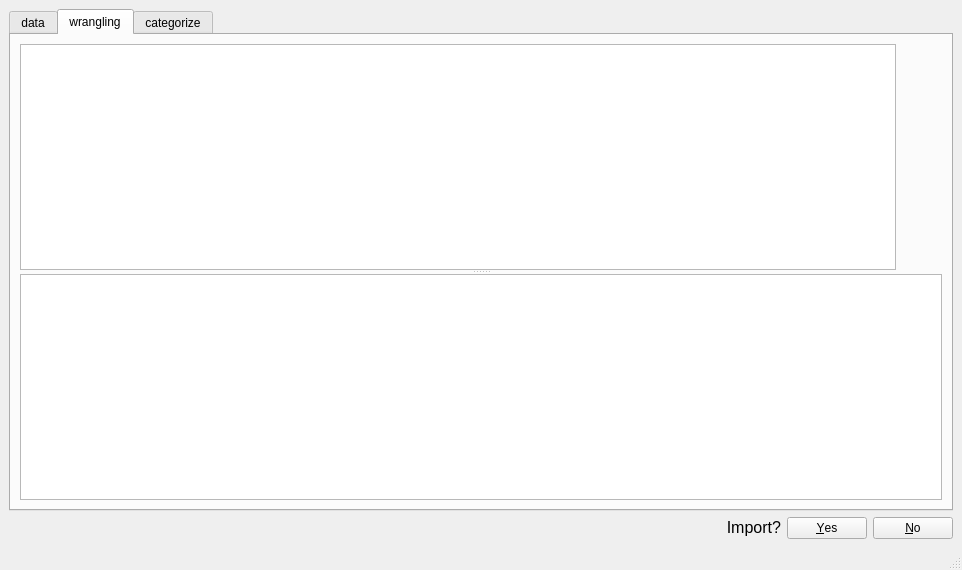
First picture: the form in qt_gui/main_window.ui, repository zielaskowski/banking, before the edit.
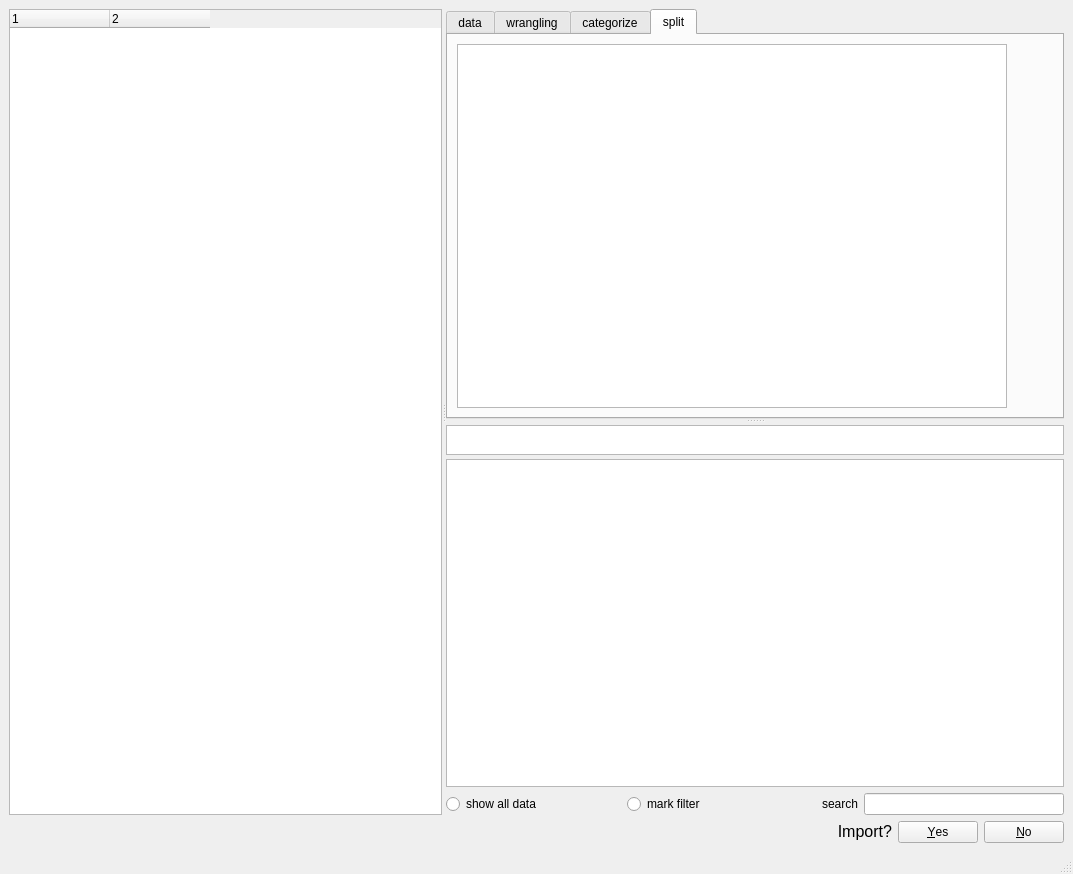
Second picture: the form after the edit. The open tabs and pages were chosen to show the change. Icons and pictures are not drawn.

Diff of the .ui file:
```diff
--- a/qt_gui/main_window.ui
+++ b/qt_gui/main_window.ui
@@ -6,8 +6,8 @@
    <rect>
     <x>0</x>
     <y>0</y>
-    <width>962</width>
-    <height>570</height>
+    <width>1073</width>
+    <height>874</height>
    </rect>
   </property>
   <property name="sizePolicy">
@@ -26,8 +26,60 @@
    <string>MainWindow</string>
   </property>
   <widget class="QWidget" name="centralwidget">
+   <layout class="QHBoxLayout" name="horizontalLayout_7">
+    <item>
    <layout class="QVBoxLayout" name="verticalLayout_4">
     <item>
+       <widget class="QSplitter" name="splitter_2">
+        <property name="orientation">
+         <enum>Qt::Horizontal</enum>
+        </property>
+        <widget class="QTreeWidget" name="tree_db">
+         <property name="sizePolicy">
+          <sizepolicy hsizetype="Minimum" vsizetype="Expanding">
+           <horstretch>0</horstretch>
+           <verstretch>0</verstretch>
+          </sizepolicy>
+         </property>
+         <property name="minimumSize">
+          <size>
+           <width>150</width>
+           <height>0</height>
+          </size>
+         </property>
+         <property name="maximumSize">
+          <size>
+           <width>16777215</width>
+           <height>16777215</height>
+          </size>
+         </property>
+         <property name="contextMenuPolicy">
+          <enum>Qt::ActionsContextMenu</enum>
+         </property>
+         <property name="columnCount">
+          <number>2</number>
+         </property>
+         <attribute name="headerCascadingSectionResizes">
+          <bool>true</bool>
+         </attribute>
+         <attribute name="headerStretchLastSection">
+          <bool>false</bool>
+         </attribute>
+         <column>
+          <property name="text">
+           <string notr="true">1</string>
+          </property>
+         </column>
+         <column>
+          <property name="text">
+           <string notr="true">2</string>
+          </property>
+         </column>
+        </widget>
+        <widget class="QSplitter" name="splitter">
+         <property name="orientation">
+          <enum>Qt::Vertical</enum>
+         </property>
      <widget class="QTabWidget" name="tabMenu">
       <property name="sizePolicy">
        <sizepolicy hsizetype="Expanding" vsizetype="Expanding">
@@ -338,7 +390,6 @@
             </item>
            </layout>
           </widget>
-          <widget class="QTableView" name="DB_trans_view"/>
          </widget>
         </item>
        </layout>
@@ -349,57 +400,6 @@
        </attribute>
        <layout class="QVBoxLayout" name="verticalLayout_9">
         <item>
-         <widget class="QSplitter" name="splitter_2">
-          <property name="orientation">
-           <enum>Qt::Horizontal</enum>
-          </property>
-          <widget class="QTreeWidget" name="tree_db">
-           <property name="sizePolicy">
-            <sizepolicy hsizetype="Minimum" vsizetype="Expanding">
-             <horstretch>0</horstretch>
-             <verstretch>0</verstretch>
-            </sizepolicy>
-           </property>
-           <property name="minimumSize">
-            <size>
-             <width>150</width>
-             <height>0</height>
-            </size>
-           </property>
-           <property name="maximumSize">
-            <size>
-             <width>16777215</width>
-             <height>16777215</height>
-            </size>
-           </property>
-           <property name="contextMenuPolicy">
-            <enum>Qt::ActionsContextMenu</enum>
-           </property>
-           <property name="columnCount">
-            <number>2</number>
-           </property>
-           <attribute name="headerCascadingSectionResizes">
-            <bool>true</bool>
-           </attribute>
-           <attribute name="headerStretchLastSection">
-            <bool>false</bool>
-           </attribute>
-           <column>
-            <property name="text">
-             <string notr="true">1</string>
-            </property>
-           </column>
-           <column>
-            <property name="text">
-             <string notr="true">2</string>
-            </property>
-           </column>
-          </widget>
-          <widget class="QSplitter" name="splitter">
-           <property name="orientation">
-            <enum>Qt::Vertical</enum>
-           </property>
-           <widget class="QWidget" name="layoutWidget">
             <layout class="QVBoxLayout" name="verticalLayout_5">
              <item>
               <layout class="QHBoxLayout" name="horizontalLayout_4">
@@ -570,8 +570,120 @@
               </layout>
              </item>
             </layout>
-           </widget>
-           <widget class="QWidget" name="layoutWidget">
+            </item>
+           </layout>
+          </widget>
+          <widget class="QWidget" name="tab">
+           <attribute name="title">
+            <string>split</string>
+           </attribute>
+           <layout class="QVBoxLayout" name="verticalLayout_11">
+            <item>
+             <layout class="QHBoxLayout" name="horizontalLayout_9">
+              <item>
+               <widget class="QTableWidget" name="split_view">
+                <property name="sizePolicy">
+                 <sizepolicy hsizetype="Expanding" vsizetype="Expanding">
+                  <horstretch>0</horstretch>
+                  <verstretch>0</verstretch>
+                 </sizepolicy>
+                </property>
+                <property name="minimumSize">
+                 <size>
+                  <width>0</width>
+                  <height>0</height>
+                 </size>
+                </property>
+               </widget>
+              </item>
+              <item>
+               <layout class="QVBoxLayout" name="verticalLayout_10">
+                <item>
+                 <widget class="QPushButton" name="addSplit_btn">
+                  <property name="sizePolicy">
+                   <sizepolicy hsizetype="Minimum" vsizetype="Expanding">
+                    <horstretch>0</horstretch>
+                    <verstretch>0</verstretch>
+                   </sizepolicy>
+                  </property>
+                  <property name="text">
+                   <string/>
+                  </property>
+                  <property name="icon">
+                   <iconset resource="res.qrc">
+                    <normaloff>:/icons/resources/add.png</normaloff>:/icons/resources/add.png</iconset>
+                  </property>
+                  <property name="iconSize">
+                   <size>
+                    <width>20</width>
+                    <height>20</height>
+                   </size>
+                  </property>
+                  <property name="flat">
+                   <bool>true</bool>
+                  </property>
+                 </widget>
+                </item>
+                <item>
+                 <widget class="QPushButton" name="edSplit_btn">
+                  <property name="sizePolicy">
+                   <sizepolicy hsizetype="Minimum" vsizetype="Expanding">
+                    <horstretch>0</horstretch>
+                    <verstretch>0</verstretch>
+                   </sizepolicy>
+                  </property>
+                  <property name="text">
+                   <string/>
+                  </property>
+                  <property name="icon">
+                   <iconset resource="res.qrc">
+                    <normaloff>:/icons/resources/eidt.png</normaloff>:/icons/resources/eidt.png</iconset>
+                  </property>
+                  <property name="iconSize">
+                   <size>
+                    <width>20</width>
+                    <height>20</height>
+                   </size>
+                  </property>
+                  <property name="flat">
+                   <bool>true</bool>
+                  </property>
+                 </widget>
+                </item>
+                <item>
+                 <widget class="QPushButton" name="rmSplit_btn">
+                  <property name="sizePolicy">
+                   <sizepolicy hsizetype="Minimum" vsizetype="Expanding">
+                    <horstretch>0</horstretch>
+                    <verstretch>0</verstretch>
+                   </sizepolicy>
+                  </property>
+                  <property name="text">
+                   <string/>
+                  </property>
+                  <property name="icon">
+                   <iconset resource="res.qrc">
+                    <normaloff>:/icons/resources/delete-512.png</normaloff>:/icons/resources/delete-512.png</iconset>
+                  </property>
+                  <property name="iconSize">
+                   <size>
+                    <width>20</width>
+                    <height>20</height>
+                   </size>
+                  </property>
+                  <property name="flat">
+                   <bool>true</bool>
+                  </property>
+                 </widget>
+                </item>
+               </layout>
+              </item>
+             </layout>
+            </item>
+           </layout>
+          </widget>
+         </widget>
+         <widget class="QWidget" name="layoutWidget_2">
             <layout class="QVBoxLayout" name="verticalLayout_6">
              <item>
               <widget class="QTableWidget" name="group_view">
@@ -596,7 +708,14 @@
               </widget>
              </item>
              <item>
-              <widget class="QTableView" name="DB_cat_view"/>
+            <widget class="QTableView" name="DB_view">
+             <property name="sizePolicy">
+              <sizepolicy hsizetype="Expanding" vsizetype="Expanding">
+               <horstretch>0</horstretch>
+               <verstretch>0</verstretch>
+              </sizepolicy>
+             </property>
+            </widget>
              </item>
              <item>
               <layout class="QHBoxLayout" name="horizontalLayout_5">
@@ -653,12 +772,8 @@
           </widget>
          </widget>
         </item>
-       </layout>
-      </widget>
-     </widget>
-    </item>
     <item>
-     <layout class="QHBoxLayout" name="horizontalLayout_8">
+       <layout class="QHBoxLayout" name="horizontalLayout_8" stretch="0,0">
       <item>
        <widget class="QLabel" name="import_info">
         <property name="enabled">
@@ -708,6 +823,8 @@
          <bool>true</bool>
         </property>
        </widget>
+        </item>
+       </layout>
       </item>
      </layout>
     </item>
```
Left out of the diff: 2 changed lines with no effect on the pictures. Lines whose indentation alone changed are shown as unchanged.
